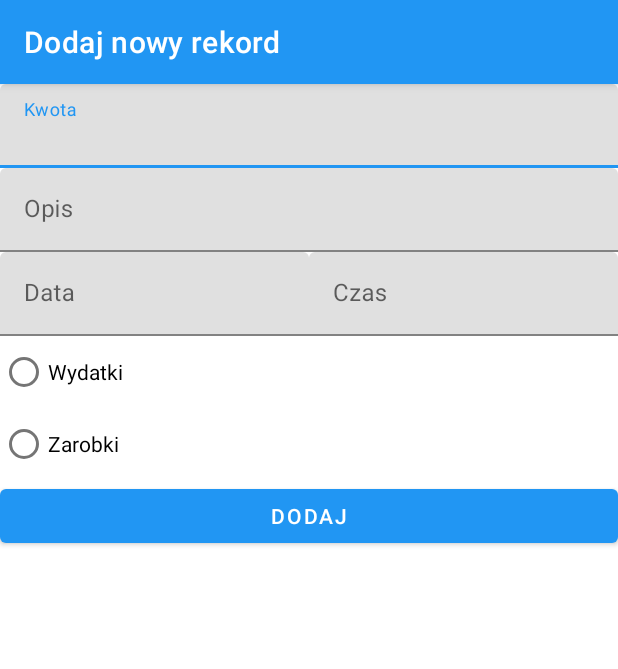
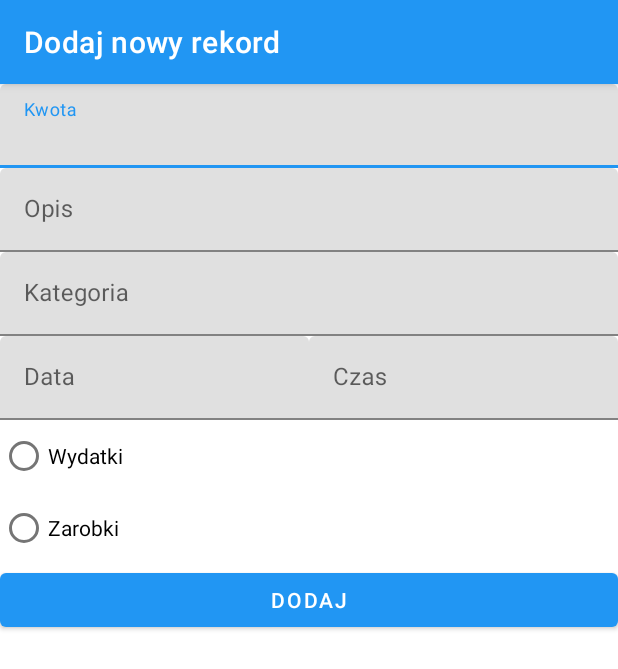
Before and after one commit to ecosse3/pam-2019-e6c1s1-mojpiniadz, an Android app: the AddRecordActivity screen opened directly, with no data from a screen before it, on a phone screen of 412 x 824 dp. Shown: the top 669 px of the screen. Run offline under Robolectric (Android 15) with nearby library versions, the phone set to English and light mode, and no system bars.

Commit message:
Dodanie (testowego) pola Kategoria przy dodawaniu rekordu

```diff
--- a/app/src/main/res/layout/activity_add_record.xml
+++ b/app/src/main/res/layout/activity_add_record.xml
@@ -27,6 +27,18 @@
 
         <com.google.android.material.textfield.TextInputEditText
             android:id="@+id/description"
+            android:layout_width="match_parent"
+            android:layout_height="wrap_content" />
+
+    </com.google.android.material.textfield.TextInputLayout>
+
+    <com.google.android.material.textfield.TextInputLayout
+        android:layout_width="match_parent"
+        android:layout_height="wrap_content"
+        android:hint="@string/category">
+
+        <com.google.android.material.textfield.TextInputEditText
+            android:id="@+id/category"
             android:layout_width="match_parent"
             android:layout_height="wrap_content" />
 
--- a/app/src/main/res/values/strings.xml
+++ b/app/src/main/res/values/strings.xml
@@ -13,6 +13,7 @@
     <string name="currency">Waluty</string>
     <string name="incomes">Zarobki</string>
     <string name="expanses">Wydatki</string>
+    <string name="category">Kategoria</string>
 
     <string name="value">Kwota</string>
     <string name="description">Opis</string>
```
